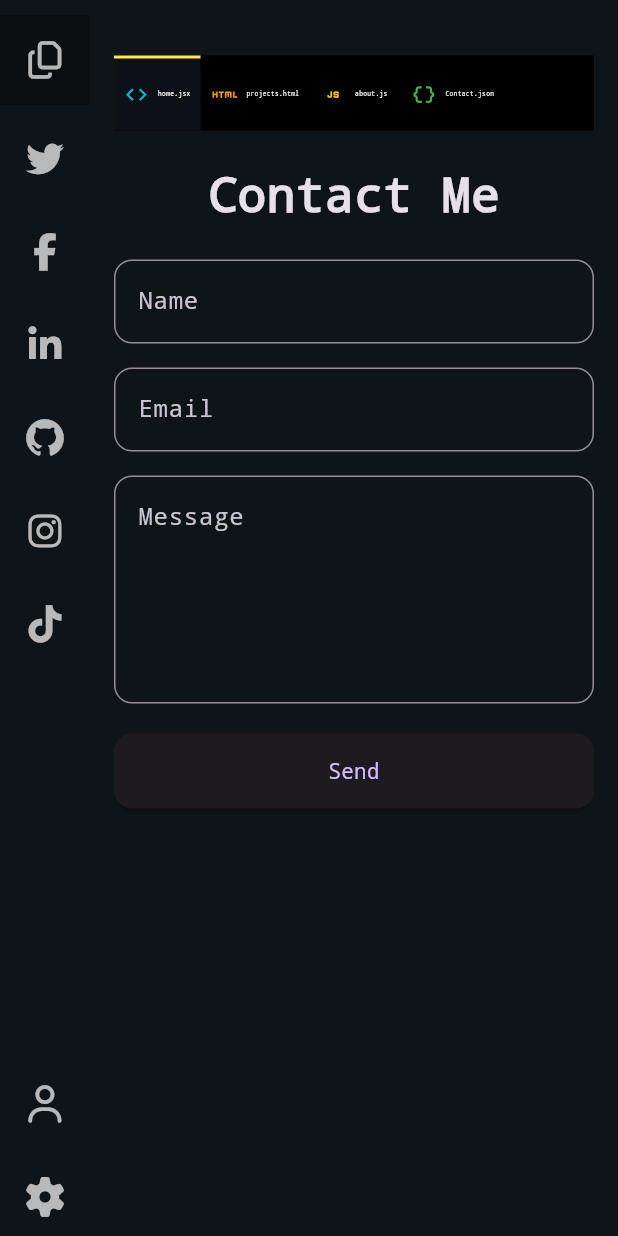
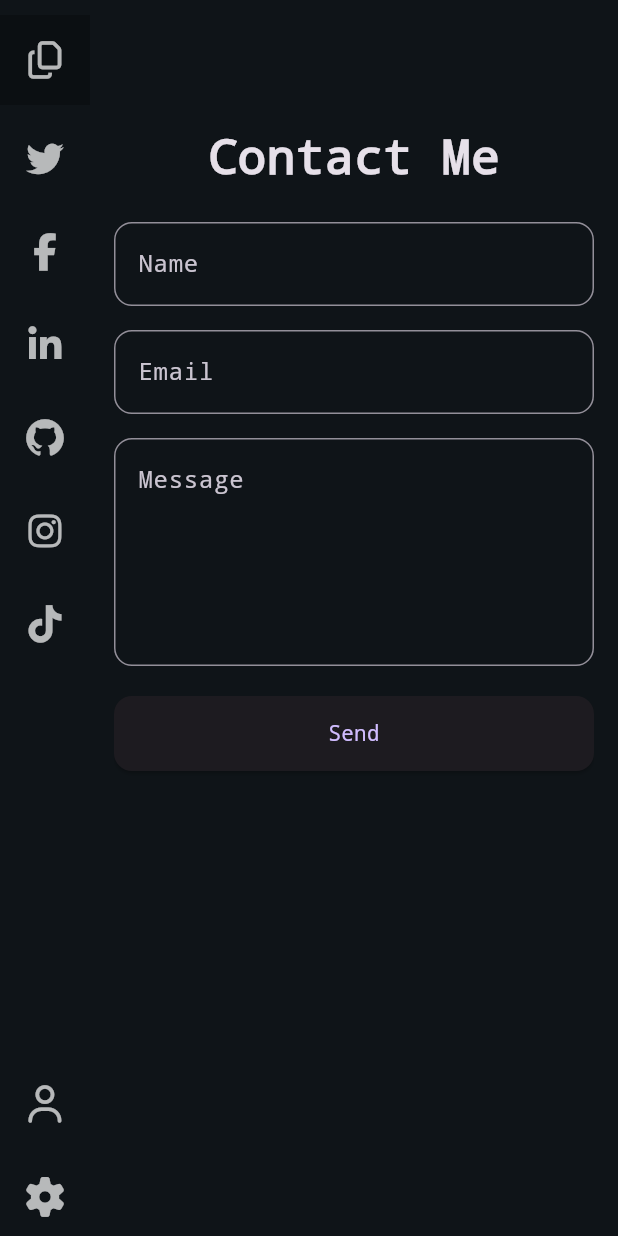
Before and after one commit to alexebe123/my_profile, a Flutter app: the screen it shows after launch, swiped to page 4, on a phone screen of 412 x 824 dp. Run offline on Flutter 3.47's test engine with Material 3 defaults, Android fonts, the phone set to English and light mode, and no system bars; our stand-ins replace cloud_firestore, file_picker, firebase_auth, firebase_core, fl_chart, font_awesome_flutter and 2 more; accounts and stored records are empty; generated files the repository leaves out were written again; network calls fail.

Commit message:
fix desing appbar in mobile

```diff
--- a/lib/screen/home/home_screen.dart
+++ b/lib/screen/home/home_screen.dart
@@ -97,14 +97,18 @@ class _HomeScreenState extends State<HomeScreen> {
     AboutScreen(),
     ContactMeScreen(),
   ];
+  bool isDrawerOpen = false;
   @override
   Widget build(BuildContext context) {
     final width = MediaQuery.of(context).size.width;
     bool isDesktop = width >= 1024;
+    final isTablet = width >= 700 && width < 1000;
     bool isActive = false;
 
     return Scaffold(
-      body: SafeArea(
+      body: Stack(
+        children: [
+          SafeArea(
             child: Row(
               children: [
                 SizedBox(
@@ -116,12 +120,29 @@ class _HomeScreenState extends State<HomeScreen> {
                         mainAxisAlignment: MainAxisAlignment.start,
                         children: [
                           SizedBox(height: 10),
-                      Container(
+                          (isDesktop || isTablet)
+                              ? Container(
                                 width: 60,
                                 height: 60,
                                 color: AppConstant.sidebarColor,
                                 child: _SocialIcon(icon: FontAwesomeIcons.copy),
+                              )
+                              : GestureDetector(
+                                onTap: () {
+                                  setState(() {
+                                    isDrawerOpen = !isDrawerOpen; // فتح الدراور
+                                  });
+                                },
+                                child: Container(
+                                  width: 60,
+                                  height: 60,
+                                  color: AppConstant.sidebarColor,
+                                  child: _SocialIcon(
+                                    icon: FontAwesomeIcons.copy,
                                   ),
+                                ),
+                              ),
+
                           SizedBox(height: 10),
                           IconButton(
                             onPressed: () {
@@ -156,7 +177,9 @@ class _HomeScreenState extends State<HomeScreen> {
                                 ).socialMediaLinkModel.linkedin,
                               );
                             },
-                        icon: _SocialIcon(icon: FontAwesomeIcons.linkedinIn),
+                            icon: _SocialIcon(
+                              icon: FontAwesomeIcons.linkedinIn,
+                            ),
                           ),
                           SizedBox(height: 10),
                           IconButton(
@@ -291,12 +314,16 @@ class _HomeScreenState extends State<HomeScreen> {
                           crossAxisAlignment: CrossAxisAlignment.start,
                           children: [
                             // ---------------- Top Files Bar ----------------
-                        Container(
-                          width: width,
-                          height: 50,
+                            (isDesktop || isTablet)
+                                ? Container(
+                                  height: 50, // الطول ثابت
+
                                   color: Colors.black, // خلفية سوداء ثابتة
+                                  child: Expanded(
                                     child: Row(
-                            children: List.generate(files.length, (index) {
+                                      children: List.generate(files.length, (
+                                        index,
+                                      ) {
                                         final isActive = selectedIndex == index;
                                         return GestureDetector(
                                           onTap: () {
@@ -313,7 +340,9 @@ class _HomeScreenState extends State<HomeScreen> {
                                             });
                                           },
                                           child: Container(
-                                  margin: const EdgeInsets.only(right: 8),
+                                            margin: const EdgeInsets.only(
+                                              right: 8,
+                                            ),
                                             height: 50,
                                             decoration: BoxDecoration(
                                               color:
@@ -333,28 +362,36 @@ class _HomeScreenState extends State<HomeScreen> {
                                               ),
                                             ),
                                             width:
-                                      (isDesktop) ? width * 0.15 : width * 0.14,
+                                                (isDesktop)
+                                                    ? width * 0.15
+                                                    : width * 0.14,
                                             child: Row(
-                                    mainAxisAlignment: MainAxisAlignment.center,
+                                              mainAxisAlignment:
+                                                  MainAxisAlignment.center,
                                               children: [
-                                      Icon(
+                                                Expanded(
+                                                  child: Icon(
                                                     files[index]["icon"],
-                                        color: files[index]["color"],
+                                                    color:
+                                                        files[index]["color"],
                                                     size:
                                                         (isDesktop)
-                                                ? width * 0.03
-                                                : width * 0.04,
+                                                            ? width * 0.02
+                                                            : width * 0.03,
                                                   ),
-                                      const SizedBox(width: 6),
-                                      FittedBox(
-                                        fit: BoxFit.scaleDown,
+                                                ),
+                                                const SizedBox(width: 2),
+                                                Expanded(
                                                   child: Text(
                                                     files[index]["name"],
                                                     style: TextStyle(
                                                       color: Colors.white,
-                                            fontWeight: FontWeight.w500,
-                                            fontSize: width * 0.01,
+                                                      fontWeight:
+                                                          FontWeight
+                                                              .w300, // يخليه في سطر واحد فقط
                                                     ),
+                                                    maxLines: 1,
+                                                    softWrap: false,
                                                   ),
                                                 ),
                                               ],
@@ -364,6 +401,9 @@ class _HomeScreenState extends State<HomeScreen> {
                                       }),
                                     ),
                                   ),
+                                )
+                                : SizedBox(),
+
                             SizedBox(
                               height: 700,
                               width: 1000,
@@ -384,6 +424,64 @@ class _HomeScreenState extends State<HomeScreen> {
                 ),
               ],
             ),
+          ),
+          (isDrawerOpen)
+              ? Container(
+                width: 220,
+                color: AppConstant.sidebarColor,
+                padding: const EdgeInsets.symmetric(
+                  vertical: 16,
+                  horizontal: 12,
+                ),
+                child: Column(
+                  crossAxisAlignment: CrossAxisAlignment.start,
+                  children: [
+                    const Text(
+                      'EXPLORER',
+                      style: TextStyle(color: Colors.white54, fontSize: 12),
+                    ),
+                    const SizedBox(height: 12),
+                    Column(
+                      children: List.generate(files.length, (index) {
+                        isActive = selectedIndex == index;
+                        return GestureDetector(
+                          onTap: () {
+                            setState(() {
+                              selectedIndex = index;
+                              isDrawerOpen = false;
+                              // استبدال jumpToPage بـ animateToPage لإضافة انزلاق سلس
+                              _pageController.animateToPage(
+                                index,
+                                duration: const Duration(milliseconds: 100),
+                                curve: Curves.easeInOut,
+                              );
+                            });
+                          },
+                          child: Container(
+                            color:
+                                isActive
+                                    ? const Color(0xFF161B1F)
+                                    : Colors.transparent,
+                            child: HomeScreen._fileItem(
+                              icon: files[index]["icon"],
+                              label: files[index]["name"],
+                              color: files[index]["color"],
+                            ),
+                          ),
+                        );
+                      }),
+                    ),
+
+                    const SizedBox(height: 18),
+                    const Divider(color: Colors.black45),
+                    const SizedBox(height: 12),
+
+                    // أيقونات اجتماعية رأسية
+                  ],
+                ),
+              )
+              : SizedBox(),
+        ],
       ),
     );
   }
```
Lines whose indentation alone changed are shown as unchanged.
